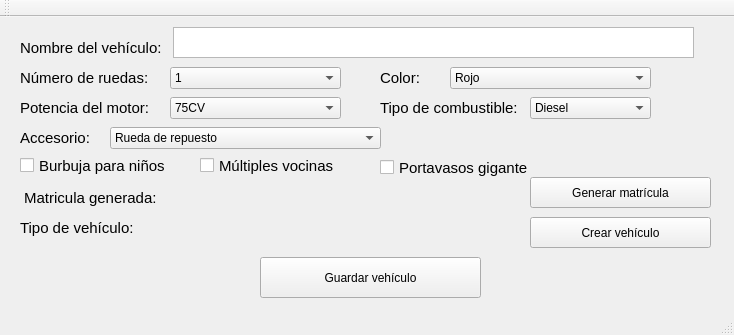
This is mainwindow.ui in eherng03/el-coche-de-homer as Qt 5 draws it before an edit. The edited form follows.
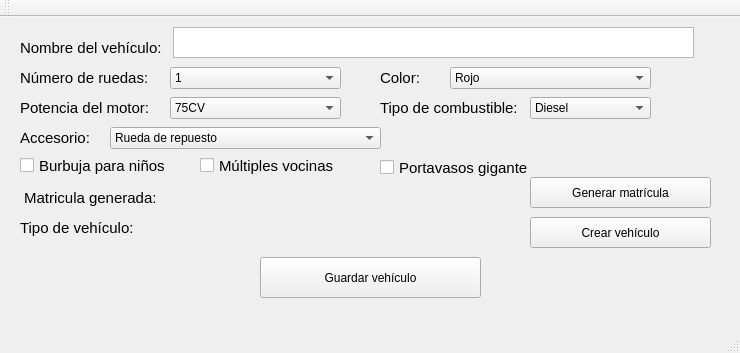
This is the edited form.

Patch:
```diff
--- a/mainwindow.ui
+++ b/mainwindow.ui
@@ -6,8 +6,8 @@
    <rect>
     <x>0</x>
     <y>0</y>
-    <width>734</width>
-    <height>335</height>
+    <width>740</width>
+    <height>353</height>
    </rect>
   </property>
   <property name="mouseTracking">
```
Left out of the diff: 2 changed lines with no effect on the pictures.
